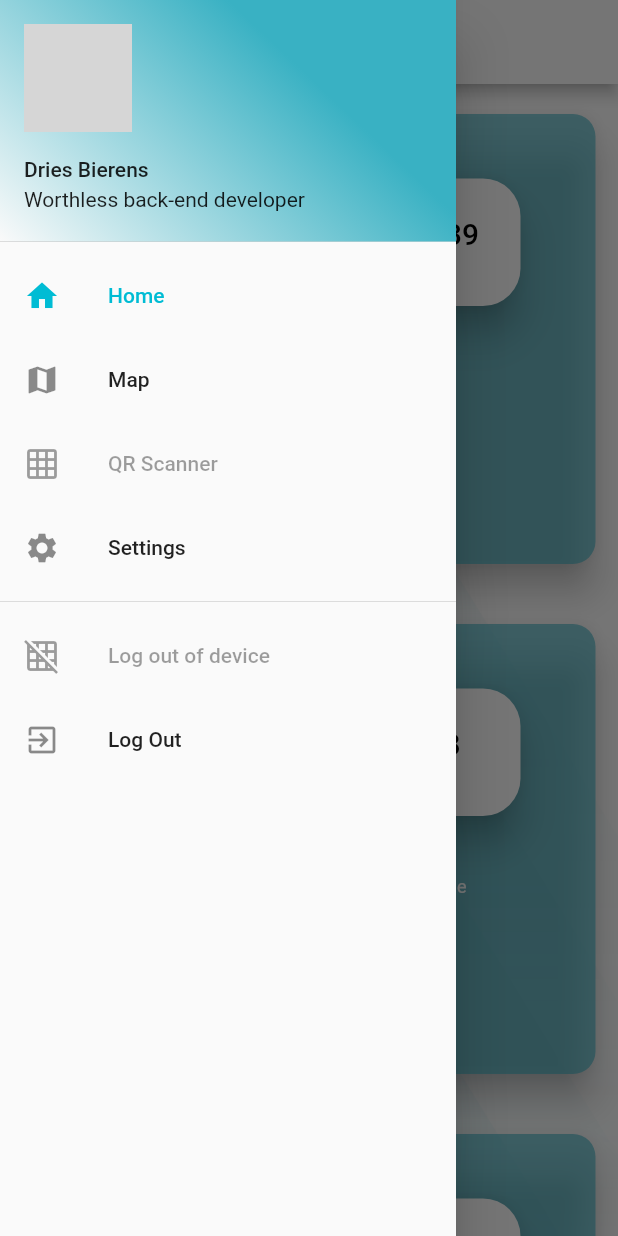
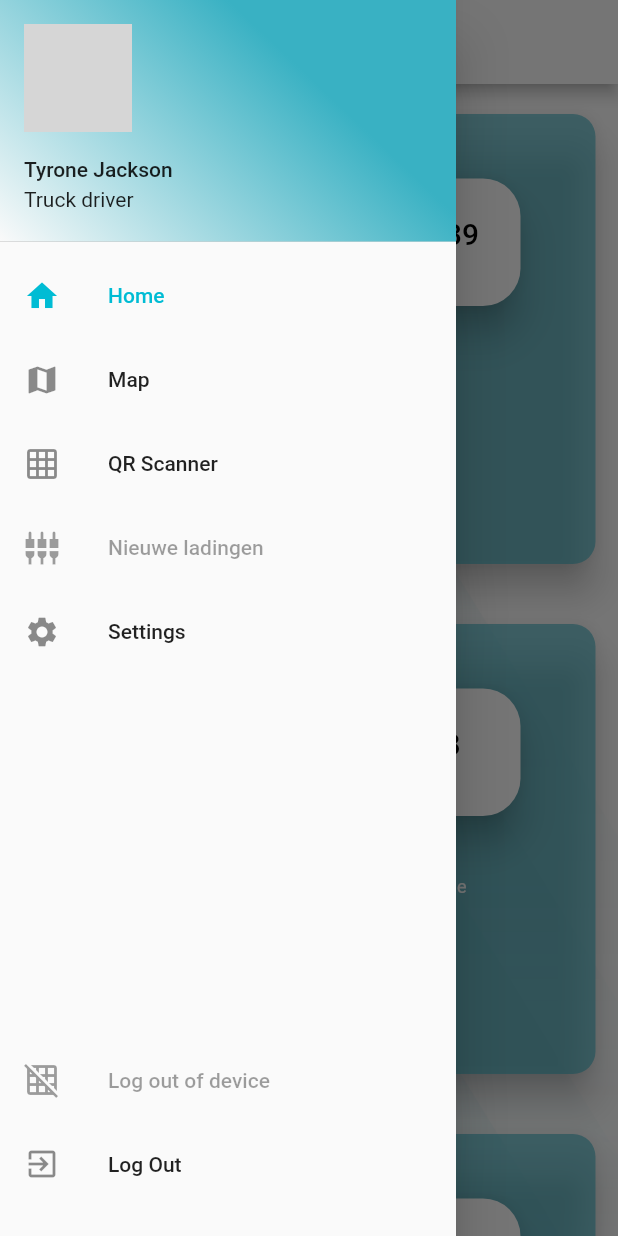
Before and after one commit to estebanbeerens/port_tracker_frontend, a Flutter app: the MainDrawer screen opened directly, with the side drawer open, on a phone screen of 412 x 824 dp. Run offline on Flutter 3.47's test engine with Material 2 defaults, Android fonts, the phone set to English and light mode, and no system bars; our stand-ins replace flutter_screenutil, geolocator, google_maps_flutter, sliding_up_panel; missing offline and left inert: barcode_scan, loading; network calls fail; Roboto replaces fonts that are missing (Montserrat); grey boxes are pictures that could not be loaded.

Commit message:
Changed lay-out for drawer menu

```diff
--- a/lib/components/main_drawer.dart
+++ b/lib/components/main_drawer.dart
@@ -17,7 +17,8 @@ class MainDrawer extends StatefulWidget {
   final drawerItems = [
     new DrawerItem("Home", Icons.home, true),
     new DrawerItem("Map", Icons.map, true),
-    new DrawerItem("QR Scanner", Icons.grid_on, false),
+    new DrawerItem("QR Scanner", Icons.grid_on, true),
+    new DrawerItem("Nieuwe ladingen", Icons.settings_input_component, false),
     new DrawerItem("Settings", Icons.settings, true)
   ];
   //Let's Create and Return state for this 'StatefulWidget'
@@ -41,6 +42,8 @@ class MainDrawerState extends State<MainDrawer> {
       case 2:
         return new Fragments.Qr();
       case 3:
+        return new Fragments.Settings();
+      case 4:
         return new Fragments.Settings();
 
       default:
@@ -85,10 +88,10 @@ class MainDrawerState extends State<MainDrawer> {
           children: <Widget>[
             //Lets Create a material design drawer header with account name, email,avatar
             new UserAccountsDrawerHeader(
-              accountName: new Text("Dries Bierens"),
-              accountEmail: new Text("Worthless back-end developer"),
+              accountName: new Text("Tyrone Jackson"),
+              accountEmail: new Text("Truck driver"),
               currentAccountPicture: new CircleAvatar(backgroundImage:
-                new NetworkImage("https://scontent-bru2-1.xx.fbcdn.net/v/t1.15752-9/83885531_202781944228102_8149592996963155968_n.jpg?_nc_cat=109&_nc_ohc=e2IDL9GbNWEAX9LhbfD&_nc_ht=scontent-bru2-1.xx&oh=14b7390dc601f596b71beeabefdbe7bc&oe=5ED14861"),),
+                new NetworkImage("https://c.pxhere.com/images/0f/3f/4dbc54d34a6b984a6c5f283be804-1447673.jpg!d"),),
               decoration: new BoxDecoration(
                 gradient: LinearGradient(
                   begin: FractionalOffset.bottomLeft,
@@ -101,11 +104,12 @@ class MainDrawerState extends State<MainDrawer> {
               ),
             ),
             new Column(children: drawerOptions),
-            new Divider(),
+            // new Divider(),
+            new Expanded(child: new Align()),
             new ListTile(
-                leading: new Icon(Icons.grid_off),
-                title: new Text("Log out of device"),
-                enabled: false
+              leading: new Icon(Icons.grid_off),
+              title: new Text("Log out of device"),
+              enabled: false
             ),
             new ListTile(
               leading: new Icon(Icons.exit_to_app),
@@ -119,6 +123,11 @@ class MainDrawerState extends State<MainDrawer> {
                 );
               },
             ),
+            new Padding(
+              padding: EdgeInsets.symmetric(
+                vertical: 10.0
+              )
+            )
           ],
         ),
       ),
```
